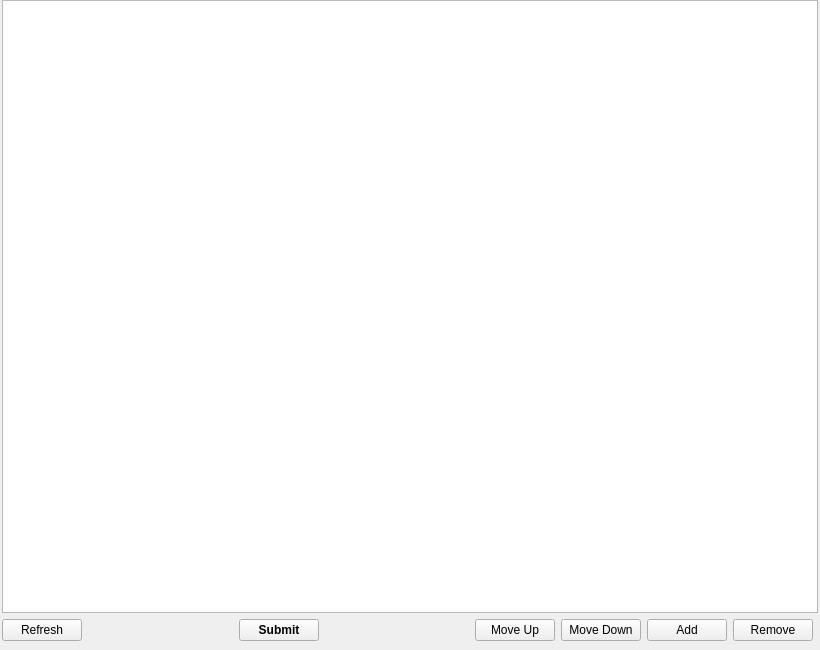
Qt form BaseClient/Source/ManageCategoryWidget.ui (WorksAhead/Base) before a commit.
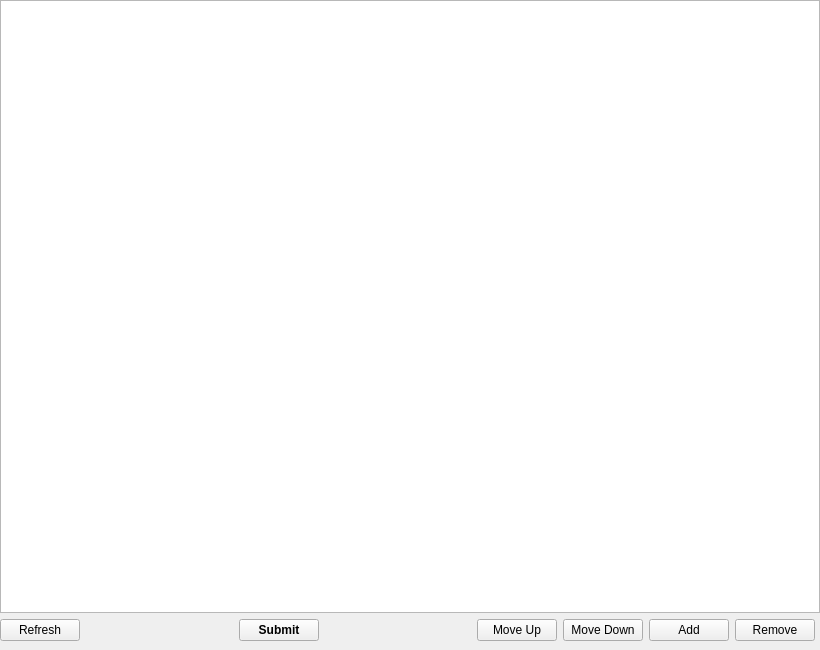
The same form after that commit.

Diff of the .ui file:
```diff
--- a/BaseClient/Source/ManageCategoryWidget.ui
+++ b/BaseClient/Source/ManageCategoryWidget.ui
@@ -12,13 +12,13 @@
   </property>
   <layout class="QVBoxLayout" name="verticalLayout">
    <property name="leftMargin">
-    <number>2</number>
+    <number>0</number>
    </property>
    <property name="topMargin">
     <number>0</number>
    </property>
    <property name="rightMargin">
-    <number>2</number>
+    <number>0</number>
    </property>
    <property name="bottomMargin">
     <number>9</number>
```
